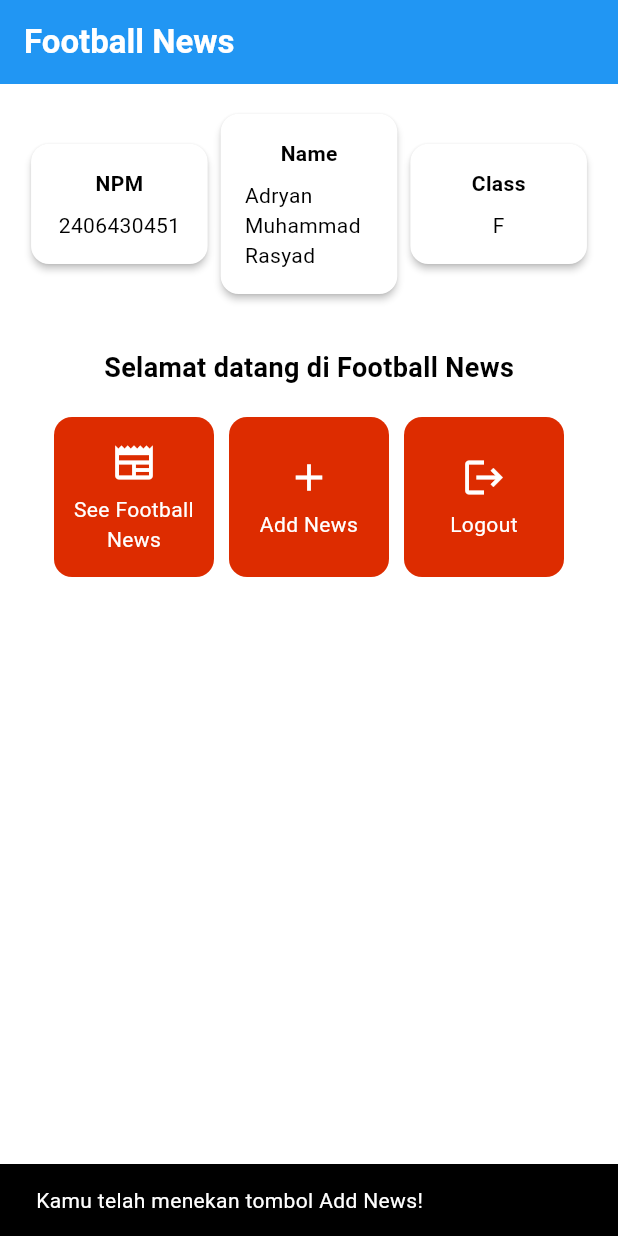
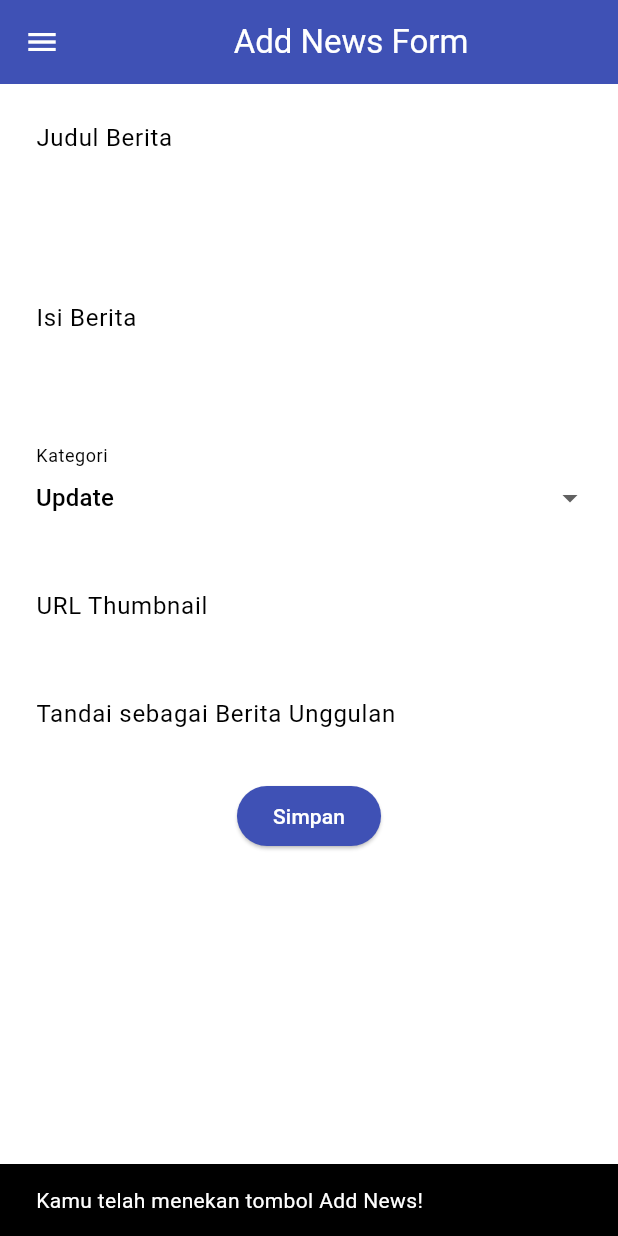
Before and after one commit to AdryanRasyad/football-news-mobile, a Flutter app: the MyHomePage screen opened directly, after a tap on "Add News", on a phone screen of 412 x 824 dp. Run offline on Flutter 3.47's test engine with Material 3 defaults, Android fonts, the phone set to English and light mode, and no system bars.

Commit message:
Tutorial 7

```diff
--- a/lib/main.dart
+++ b/lib/main.dart
@@ -1,5 +1,5 @@
 import 'package:flutter/material.dart';
-import 'package:football_news/menu.dart';
+import 'package:football_news/screens/menu.dart';
 
 
 
--- a/lib/menu.dart
+++ b/lib/screens/menu.dart
@@ -1,4 +1,8 @@
 import 'package:flutter/material.dart';
+// Import drawer widget
+import 'package:football_news/widgets/left_drawer.dart';
+import 'package:football_news/screens/newslist_form.dart';
+import 'package:football_news/widgets/news_card.dart';
 
 class MyHomePage extends StatelessWidget {
     MyHomePage({super.key, required ColorScheme colorScheme});
@@ -12,6 +16,7 @@ class MyHomePage extends StatelessWidget {
     ItemHomepage("Add News", Icons.add),
     ItemHomepage("Logout", Icons.logout),
   ];
+
 
    @override
     Widget build(BuildContext context) {
@@ -30,6 +35,7 @@ class MyHomePage extends StatelessWidget {
         // Warna latar belakang AppBar diambil dari skema warna tema aplikasi.
         backgroundColor: Theme.of(context).colorScheme.primary,
       ),
+      drawer: LeftDrawer(),
       // Body halaman dengan padding di sekelilingnya.
       body: Padding(
         padding: const EdgeInsets.all(16.0),
@@ -128,64 +134,3 @@ class InfoCard extends StatelessWidget {
     );
   }
 }
-
-class ItemHomepage {
- final String name;
- final IconData icon;
-
- ItemHomepage(this.name, this.icon);
-}
-
-class ItemCard extends StatelessWidget {
-  // Menampilkan kartu dengan ikon dan nama.
-
-  final ItemHomepage item;
-
-  const ItemCard(this.item, {super.key});
-
-  @override
-  Widget build(BuildContext context) {
-    return Material(
-      // Menentukan warna latar belakang dari tema aplikasi.
-      color: Theme.of(context).colorScheme.secondary,
-      // Membuat sudut kartu melengkung.
-      borderRadius: BorderRadius.circular(12),
-
-      child: InkWell(
-        // Aksi ketika kartu ditekan.
-        onTap: () {
-          // Menampilkan pesan SnackBar saat kartu ditekan.
-          ScaffoldMessenger.of(context)
-            ..hideCurrentSnackBar()
-            ..showSnackBar(
-              SnackBar(content: Text("Kamu telah menekan tombol ${item.name}!"))
-            );
-        },
-        // Container untuk menyimpan Icon dan Text
-        child: Container(
-          padding: const EdgeInsets.all(8),
-          child: Center(
-            child: Column(
-              // Menyusun ikon dan teks di tengah kartu.
-              mainAxisAlignment: MainAxisAlignment.center,
-              children: [
-                Icon(
-                  item.icon,
-                  color: Colors.white,
-                  size: 30.0,
-                ),
-                const Padding(padding: EdgeInsets.all(3)),
-                Text(
-                  item.name,
-                  textAlign: TextAlign.center,
-                  style: const TextStyle(color: Colors.white),
-                ),
-              ],
-            ),
-          ),
-        ),
-      ),
-    );
-  }
-
-}
--- /dev/null
+++ b/lib/screens/newslist_form.dart
@@ -0,0 +1,219 @@
+import 'package:flutter/material.dart';
+import 'package:football_news/widgets/left_drawer.dart';
+// TODO: Impor drawer yang sudah dibuat sebelumnya
+
+class NewsFormPage extends StatefulWidget {
+    const NewsFormPage({super.key});
+
+    @override
+    State<NewsFormPage> createState() => _NewsFormPageState();
+}
+
+class _NewsFormPageState extends State<NewsFormPage> {
+    final _formKey = GlobalKey<FormState>();
+    String _title = "";
+    String _content = "";
+    String _category = "update"; // default
+    String _thumbnail = "";
+    bool _isFeatured = false; // default
+
+    final List<String> _categories = [
+      'transfer',
+      'update',
+      'exclusive',
+      'match',
+      'rumor',
+      'analysis',
+    ];
+
+    @override
+    Widget build(BuildContext context) {
+        return Scaffold(
+          appBar: AppBar(
+            title: const Center(
+              child: Text(
+                'Add News Form',
+              ),
+            ),
+            backgroundColor: Colors.indigo,
+            foregroundColor: Colors.white,
+          ),
+          drawer: LeftDrawer(),// TODO: Tambahkan drawer yang sudah dibuat di sini
+          body: Form(
+            key: _formKey,
+            child: SingleChildScrollView(
+                child: Column(
+                    crossAxisAlignment: CrossAxisAlignment.start,
+                    children:[
+                      // === Title ===
+                      Padding(
+                        padding: const EdgeInsets.all(8.0),
+                        child: TextFormField(
+                          decoration: InputDecoration(
+                            hintText: "Judul Berita",
+                            labelText: "Judul Berita",
+                            border: OutlineInputBorder(
+                              borderRadius: BorderRadius.circular(5.0),
+                            ),
+                          ),
+                          onChanged: (String? value) {
+                            setState(() {
+                              _title = value!;
+                            });
+                          },
+                          validator: (String? value) {
+                            if (value == null || value.isEmpty) {
+                              return "Judul tidak boleh kosong!";
+                            }
+                            return null;
+                          },
+                        ),
+                ),
+                  // === Content ===
+                Padding(
+                  padding: const EdgeInsets.all(8.0),
+                  child: TextFormField(
+                    maxLines: 5,
+                    decoration: InputDecoration(
+                      hintText: "Isi Berita",
+                      labelText: "Isi Berita",
+                      border: OutlineInputBorder(
+                        borderRadius: BorderRadius.circular(5.0),
+                      ),
+                    ),
+                    onChanged: (String? value) {
+                      setState(() {
+                        _content = value!;
+                      });
+                    },
+                    validator: (String? value) {
+                      if (value == null || value.isEmpty) {
+                        return "Isi berita tidak boleh kosong!";
+                      }
+                      return null;
+                    },
+                  ),
+                ),
+
+                // === Category ===
+                Padding(
+                  padding: const EdgeInsets.all(8.0),
+                  child: DropdownButtonFormField<String>(
+                    decoration: InputDecoration(
+                      labelText: "Kategori",
+                      border: OutlineInputBorder(
+                        borderRadius: BorderRadius.circular(5.0),
+                      ),
+                    ),
+                    value: _category,
+                    items: _categories
+                        .map((cat) => DropdownMenuItem(
+                              value: cat,
+                              child: Text(
+                                  cat[0].toUpperCase() + cat.substring(1)),
+                            ))
+                        .toList(),
+                    onChanged: (String? newValue) {
+                      setState(() {
+                        _category = newValue!;
+                      });
+                    },
+                  ),
+                ),
+
+                // === Thumbnail URL ===
+                Padding(
+                  padding: const EdgeInsets.all(8.0),
+                  child: TextFormField(
+                    decoration: InputDecoration(
+                      hintText: "URL Thumbnail (opsional)",
+                      labelText: "URL Thumbnail",
+                      border: OutlineInputBorder(
+                        borderRadius: BorderRadius.circular(5.0),
+                      ),
+                    ),
+                    onChanged: (String? value) {
+                      setState(() {
+                        _thumbnail = value!;
+                      });
+                    },
+                  ),
+                ),
+
+                // === Is Featured ===
+                Padding(
+                  padding: const EdgeInsets.all(8.0),
+                  child: SwitchListTile(
+                    title: const Text("Tandai sebagai Berita Unggulan"),
+                    value: _isFeatured,
+                    onChanged: (bool value) {
+                      setState(() {
+                        _isFeatured = value;
+                      });
+                    },
+                  ),
+                ),
+                 // === Tombol Simpan ===
+                Align(
+                  alignment: Alignment.bottomCenter,
+                  child: Padding(
+                    padding: const EdgeInsets.all(8.0),
+                    child: ElevatedButton(
+                      style: ButtonStyle(
+                        backgroundColor:
+                            MaterialStateProperty.all(Colors.indigo),
+                      ),
+                      onPressed: () {
+                        if (_formKey.currentState!.validate()) {
+                          showDialog(
+                            context: context,
+                            builder: (context) {
+                              return AlertDialog(
+                                title: const Text('Berita berhasil disimpan!'),
+                                content: SingleChildScrollView(
+                                  child: Column(
+                                    crossAxisAlignment:
+                                        CrossAxisAlignment.start,
+                                    children: [
+                                      Text('Judul: $_title'),
+                                        Text('Isi: $_content'),
+                                        Text('Kategori: $_category'),
+                                        Text('Thumbnail: $_thumbnail'),
+                                        Text(
+                                            'Unggulan: ${_isFeatured ? "Ya" : "Tidak"}'),
+                                    ],
+                                  ),
+                                ),
+                                actions: [
+                                  TextButton(
+                                    child: const Text('OK'),
+                                    onPressed: () {
+                                      Navigator.pop(context);
+                                      _formKey.currentState!.reset();
+                                    },
+                                  ),
+                                ],
+                              );
+                            },
+                          );
+                        }
+                      },
+                      child: const Text(
+                        "Simpan",
+                        style: TextStyle(color: Colors.white),
+                      ),
+                    ),
+                  ),
+                ),
+              ],
+
+
+
+
+
+                ),
+
+          ),
+        ));
+    }
+}
--- /dev/null
+++ b/lib/widgets/left_drawer.dart
@@ -0,0 +1,76 @@
+import 'package:flutter/material.dart';
+import 'package:flutter/material.dart';
+import 'package:football_news/screens/menu.dart';
+
+import 'package:football_news/screens/newslist_form.dart';
+
+
+class LeftDrawer extends StatelessWidget {
+  const LeftDrawer({super.key});
+
+  @override
+  Widget build(BuildContext context) {
+    return Drawer(
+      child: ListView(
+        children: [
+          const DrawerHeader(
+            decoration: BoxDecoration(
+              color: Colors.blue,
+            ),
+            child: Column(
+              children: [
+                Text(
+                  'Football News',
+                  textAlign: TextAlign.center,
+                  style: TextStyle(
+                    fontSize: 30,
+                    fontWeight: FontWeight.bold,
+                    color: Colors.white,
+                  ),
+                ),
+                Padding(padding: EdgeInsets.all(10)),
+                Text("Seluruh berita sepak bola terkini di sini!",
+
+                    textAlign: TextAlign.center,
+                    style: TextStyle(
+                      fontSize: 15,
+                      color: Colors.white,
+                      fontWeight: FontWeight.normal,
+                    )
+
+                    ),
+              ],
+            ),
+          ),
+          ListTile(
+            leading: const Icon(Icons.home_outlined),
+            title: const Text('Home'),
+            // Bagian redirection ke MyHomePage
+            onTap: () {
+              Navigator.pushReplacement(
+                  context,
+                  MaterialPageRoute(
+                    builder: (context) => MyHomePage(
+                      colorScheme: Theme.of(context).colorScheme,
+                    ),
+                  ));
+            },
+          ),
+          ListTile(
+            leading: const Icon(Icons.post_add),
+            title: const Text('Add News'),
+            // Bagian redirection ke NewsFormPage
+            onTap: () {
+              Navigator.push(
+                context,
+                MaterialPageRoute(
+                  builder: (context) => const NewsFormPage(),
+                ),
+              );
+            },
+          ),
+        ],
+      ),
+    );
+  }
+}
--- /dev/null
+++ b/lib/widgets/news_card.dart
@@ -0,0 +1,71 @@
+import 'package:flutter/material.dart';
+import 'package:football_news/screens/newslist_form.dart';
+
+class ItemHomepage {
+ final String name;
+ final IconData icon;
+
+ ItemHomepage(this.name, this.icon);
+}
+
+class ItemCard extends StatelessWidget {
+  // Menampilkan kartu dengan ikon dan nama.
+
+  final ItemHomepage item;
+
+  const ItemCard(this.item, {super.key});
+
+  @override
+  Widget build(BuildContext context) {
+    return Material(
+      // Menentukan warna latar belakang dari tema aplikasi.
+      color: Theme.of(context).colorScheme.secondary,
+      // Membuat sudut kartu melengkung.
+      borderRadius: BorderRadius.circular(12),
+
+      child: InkWell(
+        // Aksi ketika kartu ditekan.
+        onTap: () {
+          // Menampilkan pesan SnackBar saat kartu ditekan.
+          ScaffoldMessenger.of(context)
+            ..hideCurrentSnackBar()
+            ..showSnackBar(
+              SnackBar(content: Text("Kamu telah menekan tombol ${item.name}!"))
+            );
+          if (item.name == "Add News") {
+            Navigator.push(
+              context,
+              MaterialPageRoute(
+                builder: (context) => const NewsFormPage(),
+              ),
+            );
+          }
+        },
+        // Container untuk menyimpan Icon dan Text
+        child: Container(
+          padding: const EdgeInsets.all(8),
+          child: Center(
+            child: Column(
+              // Menyusun ikon dan teks di tengah kartu.
+              mainAxisAlignment: MainAxisAlignment.center,
+              children: [
+                Icon(
+                  item.icon,
+                  color: Colors.white,
+                  size: 30.0,
+                ),
+                const Padding(padding: EdgeInsets.all(3)),
+                Text(
+                  item.name,
+                  textAlign: TextAlign.center,
+                  style: const TextStyle(color: Colors.white),
+                ),
+              ],
+            ),
+          ),
+        ),
+      ),
+    );
+  }
+
+}
```
